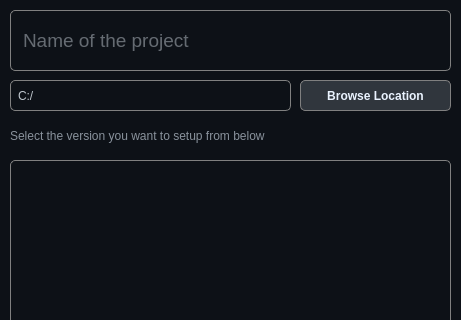
This is src/gui/ui/main-dark.ui in hind-sagar-biswas/php_launchpad as Qt 5 draws it before an edit; both pictures show x 0 to 461 and y 0 to 320 of the 461 by 481 pixel window. The edited form follows.
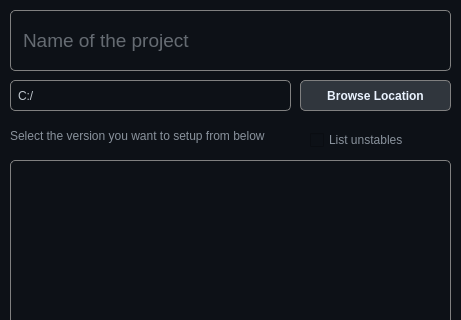
This is the edited form. Icons and pictures are not drawn.

The edit to the form file:
```diff
--- a/src/gui/ui/main-dark.ui
+++ b/src/gui/ui/main-dark.ui
@@ -146,7 +146,7 @@
      <rect>
       <x>10</x>
       <y>120</y>
-      <width>441</width>
+      <width>291</width>
       <height>31</height>
      </rect>
     </property>
@@ -160,6 +160,22 @@
      <number>5</number>
     </property>
    </widget>
+   <widget class="QCheckBox" name="listUnstableCheckBox">
+    <property name="geometry">
+     <rect>
+      <x>310</x>
+      <y>130</y>
+      <width>141</width>
+      <height>20</height>
+     </rect>
+    </property>
+    <property name="styleSheet">
+     <string notr="true">color: #89929c;</string>
+    </property>
+    <property name="text">
+     <string>List unstables</string>
+    </property>
+   </widget>
   </widget>
   <widget class="QMenuBar" name="menubar">
    <property name="geometry">
```
